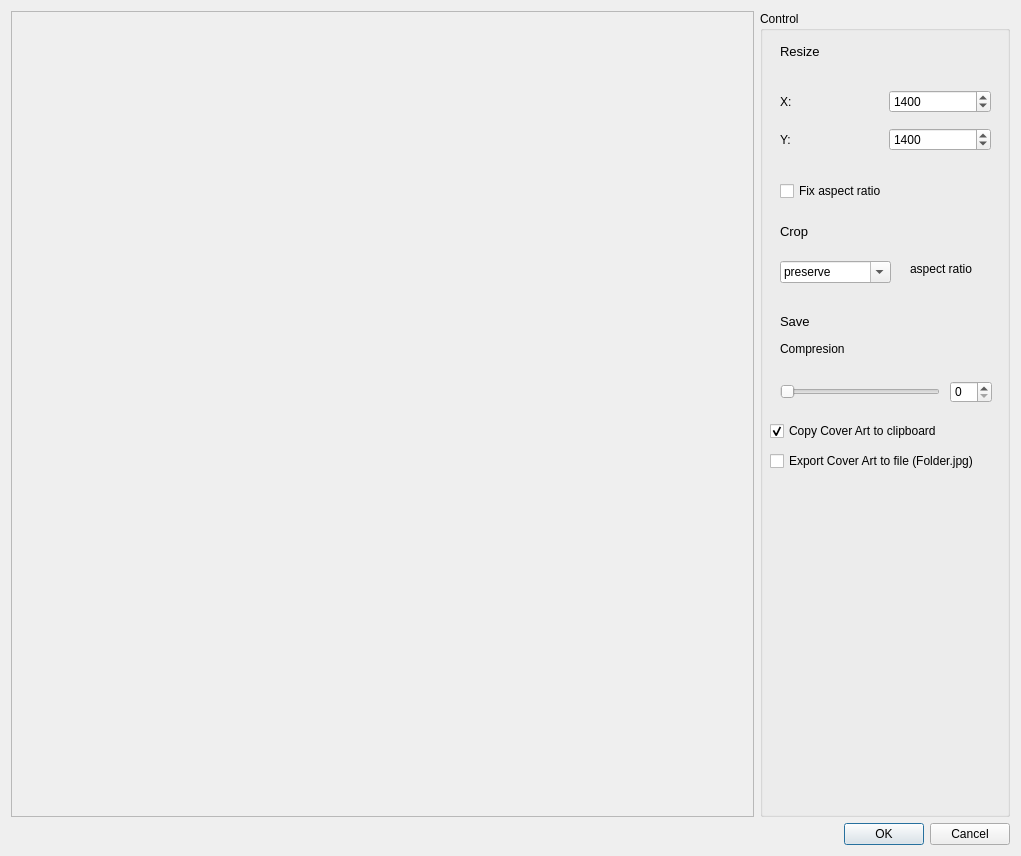
This is ui/art_dialog_base.ui in marian-code/wikipedia-music-tags as Qt 5 draws it before an edit. The edited form follows.
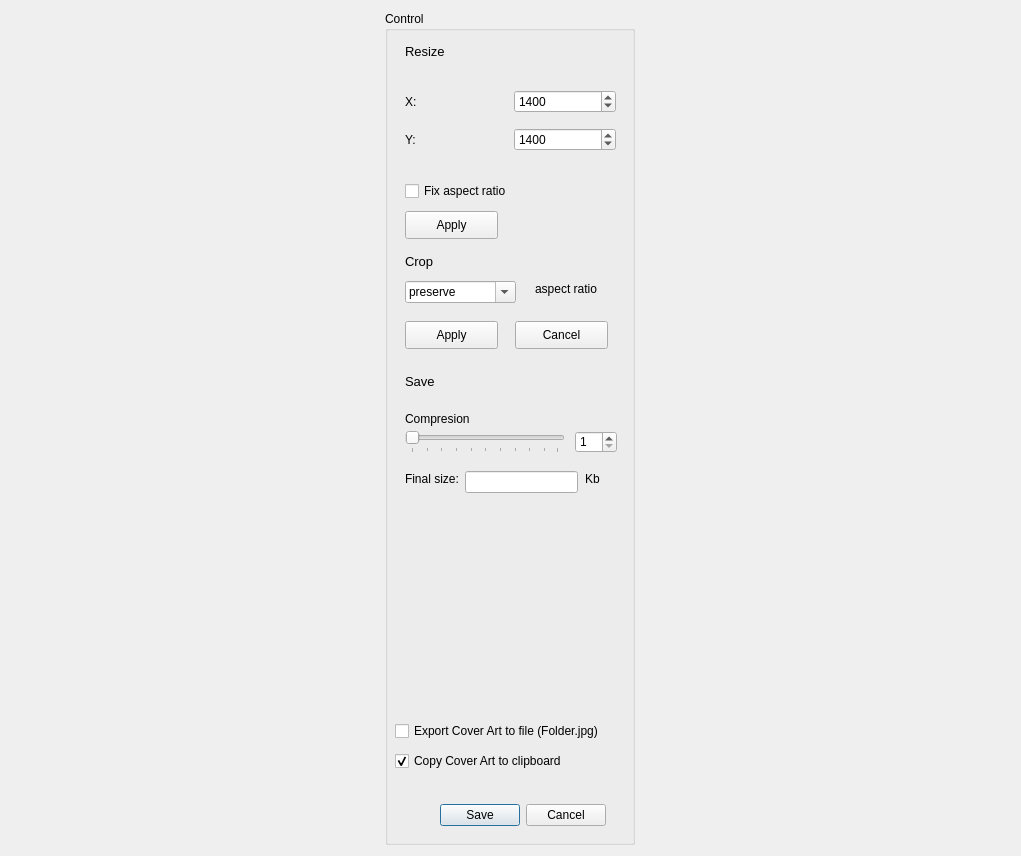
This is the edited form.

```diff
--- a/ui/art_dialog_base.ui
+++ b/ui/art_dialog_base.ui
@@ -20,45 +20,6 @@
    <string>Dialog</string>
   </property>
   <layout class="QGridLayout" name="gridLayout_2">
-   <item row="4" column="1">
-    <widget class="QDialogButtonBox" name="buttonBox">
-     <property name="maximumSize">
-      <size>
-       <width>250</width>
-       <height>16777215</height>
-      </size>
-     </property>
-     <property name="orientation">
-      <enum>Qt::Horizontal</enum>
-     </property>
-     <property name="standardButtons">
-      <set>QDialogButtonBox::Cancel|QDialogButtonBox::Ok</set>
-     </property>
-    </widget>
-   </item>
-   <item row="0" column="0">
-    <widget class="QFrame" name="frame">
-     <property name="frameShape">
-      <enum>QFrame::StyledPanel</enum>
-     </property>
-     <property name="frameShadow">
-      <enum>QFrame::Raised</enum>
-     </property>
-    </widget>
-   </item>
-   <item row="4" column="0">
-    <spacer name="horizontalSpacer">
-     <property name="orientation">
-      <enum>Qt::Horizontal</enum>
-     </property>
-     <property name="sizeHint" stdset="0">
-      <size>
-       <width>40</width>
-       <height>20</height>
-      </size>
-     </property>
-    </spacer>
-   </item>
    <item row="0" column="1">
     <widget class="QGroupBox" name="groupBox">
      <property name="maximumSize">
@@ -129,7 +90,7 @@
       <property name="geometry">
        <rect>
         <x>10</x>
-        <y>440</y>
+        <y>710</y>
         <width>241</width>
         <height>20</height>
        </rect>
@@ -142,7 +103,7 @@
       <property name="geometry">
        <rect>
         <x>10</x>
-        <y>410</y>
+        <y>740</y>
         <width>221</width>
         <height>20</height>
        </rect>
@@ -190,7 +151,7 @@
       <property name="geometry">
        <rect>
         <x>20</x>
-        <y>210</y>
+        <y>240</y>
         <width>61</width>
         <height>21</height>
        </rect>
@@ -203,7 +164,7 @@
       <property name="geometry">
        <rect>
         <x>20</x>
-        <y>250</y>
+        <y>270</y>
         <width>111</width>
         <height>22</height>
        </rect>
@@ -219,7 +180,7 @@
       <property name="geometry">
        <rect>
         <x>20</x>
-        <y>300</y>
+        <y>360</y>
         <width>61</width>
         <height>21</height>
        </rect>
@@ -232,7 +193,7 @@
       <property name="geometry">
        <rect>
         <x>150</x>
-        <y>250</y>
+        <y>270</y>
         <width>81</width>
         <height>16</height>
        </rect>
@@ -245,30 +206,48 @@
       <property name="geometry">
        <rect>
         <x>20</x>
-        <y>370</y>
+        <y>420</y>
         <width>160</width>
         <height>22</height>
        </rect>
       </property>
+      <property name="minimum">
+       <number>1</number>
+      </property>
+      <property name="maximum">
+       <number>100</number>
+      </property>
       <property name="orientation">
        <enum>Qt::Horizontal</enum>
       </property>
+      <property name="tickPosition">
+       <enum>QSlider::TicksBelow</enum>
+      </property>
+      <property name="tickInterval">
+       <number>10</number>
+      </property>
      </widget>
      <widget class="QSpinBox" name="compresion_spinbox">
       <property name="geometry">
        <rect>
         <x>190</x>
-        <y>370</y>
+        <y>420</y>
         <width>42</width>
         <height>22</height>
        </rect>
       </property>
+      <property name="minimum">
+       <number>1</number>
+      </property>
+      <property name="maximum">
+       <number>100</number>
+      </property>
      </widget>
      <widget class="QLabel" name="label_7">
       <property name="geometry">
        <rect>
         <x>20</x>
-        <y>330</y>
+        <y>400</y>
         <width>91</width>
         <height>16</height>
        </rect>
@@ -277,6 +256,106 @@
        <string>Compresion</string>
       </property>
      </widget>
+     <widget class="QLabel" name="size_label">
+      <property name="geometry">
+       <rect>
+        <x>20</x>
+        <y>460</y>
+        <width>55</width>
+        <height>16</height>
+       </rect>
+      </property>
+      <property name="text">
+       <string>Final size: </string>
+      </property>
+     </widget>
+     <widget class="QLineEdit" name="size_box">
+      <property name="geometry">
+       <rect>
+        <x>80</x>
+        <y>460</y>
+        <width>113</width>
+        <height>22</height>
+       </rect>
+      </property>
+      <property name="alignment">
+       <set>Qt::AlignRight|Qt::AlignTrailing|Qt::AlignVCenter</set>
+      </property>
+     </widget>
+     <widget class="QLabel" name="label_8">
+      <property name="geometry">
+       <rect>
+        <x>200</x>
+        <y>460</y>
+        <width>31</width>
+        <height>16</height>
+       </rect>
+      </property>
+      <property name="text">
+       <string>Kb</string>
+      </property>
+     </widget>
+     <widget class="QPushButton" name="apply_ratio">
+      <property name="geometry">
+       <rect>
+        <x>20</x>
+        <y>200</y>
+        <width>93</width>
+        <height>28</height>
+       </rect>
+      </property>
+      <property name="text">
+       <string>Apply</string>
+      </property>
+     </widget>
+     <widget class="QPushButton" name="apply_crop">
+      <property name="geometry">
+       <rect>
+        <x>20</x>
+        <y>310</y>
+        <width>93</width>
+        <height>28</height>
+       </rect>
+      </property>
+      <property name="text">
+       <string>Apply</string>
+      </property>
+     </widget>
+     <widget class="QDialogButtonBox" name="buttonBox">
+      <property name="geometry">
+       <rect>
+        <x>20</x>
+        <y>790</y>
+        <width>201</width>
+        <height>28</height>
+       </rect>
+      </property>
+      <property name="maximumSize">
+       <size>
+        <width>250</width>
+        <height>16777215</height>
+       </size>
+      </property>
+      <property name="orientation">
+       <enum>Qt::Horizontal</enum>
+      </property>
+      <property name="standardButtons">
+       <set>QDialogButtonBox::Cancel|QDialogButtonBox::Save</set>
+      </property>
+     </widget>
+     <widget class="QPushButton" name="cancel_crop">
+      <property name="geometry">
+       <rect>
+        <x>130</x>
+        <y>310</y>
+        <width>93</width>
+        <height>28</height>
+       </rect>
+      </property>
+      <property name="text">
+       <string>Cancel</string>
+      </property>
+     </widget>
     </widget>
    </item>
   </layout>
```
Left out of the diff: 15 changed lines with no effect on the pictures.
